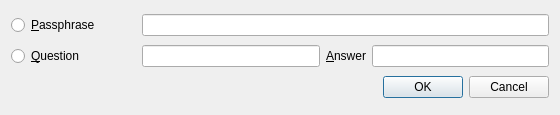
Before: the Qt Designer form branches/trunk/GoldBug-UI/spot-on-unlock.ui in textbrowser/spot-on, drawn with Qt 5.
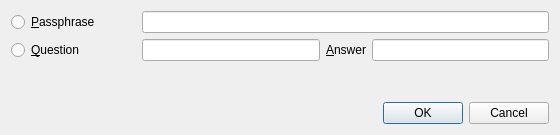
After: the same form once the commit is applied. Icons and pictures are not drawn.

The edit to the form file:
```diff
--- a/branches/trunk/GoldBug-UI/spot-on-unlock.ui
+++ b/branches/trunk/GoldBug-UI/spot-on-unlock.ui
@@ -7,7 +7,7 @@
     <x>0</x>
     <y>0</y>
     <width>560</width>
-    <height>115</height>
+    <height>135</height>
    </rect>
   </property>
   <property name="windowTitle">
@@ -95,6 +95,19 @@
      </item>
     </layout>
    </item>
+   <item>
+    <spacer name="verticalSpacer">
+     <property name="orientation">
+      <enum>Qt::Vertical</enum>
+     </property>
+     <property name="sizeHint" stdset="0">
+      <size>
+       <width>20</width>
+       <height>40</height>
+      </size>
+     </property>
+    </spacer>
+   </item>
    <item>
     <widget class="QDialogButtonBox" name="buttonBox">
      <property name="orientation">
```
